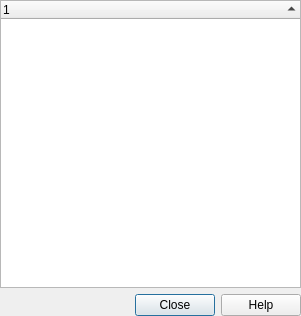
First picture: the form in qgis/src/ui/qgsidentifyresultsbase.ui, repository sourcepole/qgis, before the edit.
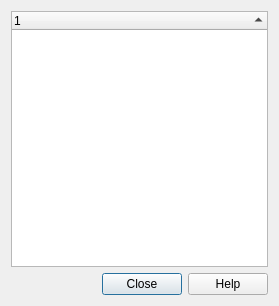
Second picture: the form after the edit.

Patch:
```diff
--- a/qgis/src/ui/qgsidentifyresultsbase.ui
+++ b/qgis/src/ui/qgsidentifyresultsbase.ui
@@ -6,20 +6,14 @@
    <rect>
     <x>0</x>
     <y>0</y>
-    <width>301</width>
-    <height>316</height>
+    <width>279</width>
+    <height>306</height>
    </rect>
   </property>
   <property name="windowTitle">
    <string>Identify Results</string>
   </property>
   <layout class="QVBoxLayout">
-   <property name="spacing">
-    <number>6</number>
-   </property>
-   <property name="margin">
-    <number>0</number>
-   </property>
    <item>
     <widget class="QTreeWidget" name="lstResults">
      <property name="lineWidth">
@@ -43,18 +37,11 @@
      <property name="standardButtons">
       <set>QDialogButtonBox::Close|QDialogButtonBox::Help</set>
      </property>
+     <property name="centerButtons">
+      <bool>false</bool>
+     </property>
     </widget>
    </item>
-   <item>
-    <layout class="QHBoxLayout">
-     <property name="spacing">
-      <number>6</number>
-     </property>
-     <property name="margin">
-      <number>0</number>
-     </property>
-    </layout>
-   </item>
   </layout>
  </widget>
  <layoutdefault spacing="6" margin="11"/>
```
